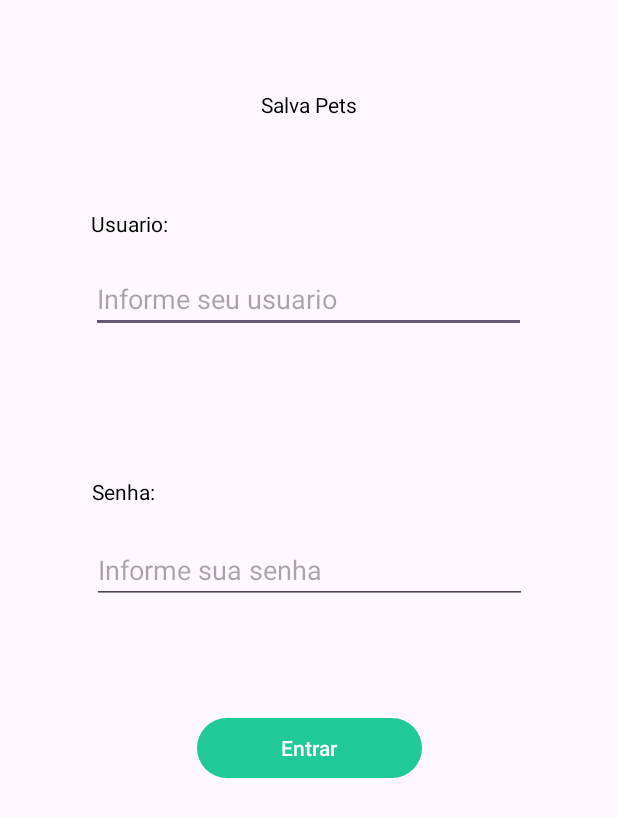
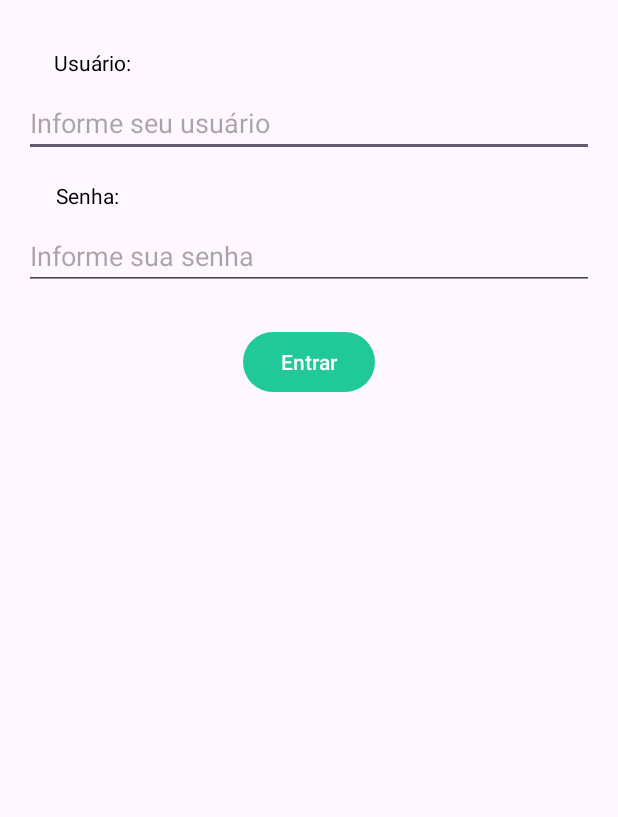
Before and after one commit to thiagocds01/AppSalvaPets, an Android app: the layout activity_login.xml on its own in the app's theme, with its tools: preview values and no code run, on a phone screen of 412 x 824 dp. Shown: the top 817 px of the screen. Run offline under Robolectric (Android 15) with nearby library versions, the phone set to English and light mode, and no system bars.

Commit message:
Update activity_login.xml

```diff
--- a/app/src/main/res/layout/activity_login.xml
+++ b/app/src/main/res/layout/activity_login.xml
@@ -8,70 +8,66 @@
     android:orientation="vertical"
     tools:context=".LoginActivity">
 
-    <TextView
-        android:id="@+id/txtSalvaPet"
-        android:layout_width="wrap_content"
-        android:layout_height="wrap_content"
-        android:layout_marginTop="60dp"
-        android:text="Salva Pets"
-        app:layout_constraintEnd_toEndOf="parent"
-        app:layout_constraintStart_toStartOf="parent"
-        app:layout_constraintTop_toTopOf="parent" />
 
     <TextView
         android:id="@+id/txtUsuario"
         android:layout_width="wrap_content"
         android:layout_height="wrap_content"
-        android:layout_marginTop="60dp"
-        android:text="Usuario:"
+        android:text="Usuário:"
+        app:layout_constraintStart_toStartOf="parent"
         app:layout_constraintEnd_toEndOf="parent"
-        app:layout_constraintHorizontal_bias="0.169"
-        app:layout_constraintStart_toStartOf="parent"
-        app:layout_constraintTop_toBottomOf="@+id/txtSalvaPet" />
+        app:layout_constraintTop_toTopOf="parent"
+        app:layout_constraintHorizontal_bias="0.1"
+        android:layout_marginTop="32dp" />
+
 
     <EditText
         android:id="@+id/edtUsuario"
-        android:layout_width="290dp"
-        android:layout_height="43dp"
-        android:layout_marginTop="20dp"
-        android:ems="10"
-        android:hint="Informe seu usuario"
+        android:layout_width="0dp"
+        android:layout_height="wrap_content"
+        android:hint="Informe seu usuário"
         android:inputType="text"
+        app:layout_constraintStart_toStartOf="parent"
         app:layout_constraintEnd_toEndOf="parent"
-        app:layout_constraintHorizontal_bias="0.495"
-        app:layout_constraintStart_toStartOf="parent"
-        app:layout_constraintTop_toBottomOf="@+id/txtUsuario" />
+        app:layout_constraintTop_toBottomOf="@id/txtUsuario"
+        android:layout_marginStart="16dp"
+        android:layout_marginEnd="16dp"
+        android:layout_marginTop="8dp" />
+
 
     <TextView
         android:id="@+id/txtSenha"
         android:layout_width="wrap_content"
         android:layout_height="wrap_content"
-        android:layout_marginTop="96dp"
         android:text="Senha:"
+        app:layout_constraintStart_toStartOf="parent"
         app:layout_constraintEnd_toEndOf="parent"
-        app:layout_constraintHorizontal_bias="0.165"
-        app:layout_constraintStart_toStartOf="parent"
-        app:layout_constraintTop_toBottomOf="@+id/edtUsuario" />
+        app:layout_constraintTop_toBottomOf="@id/edtUsuario"
+        app:layout_constraintHorizontal_bias="0.1"
+        android:layout_marginTop="16dp" />
+
 
     <EditText
         android:id="@+id/edtSenha"
-        android:layout_width="290dp"
+        android:layout_width="0dp"
         android:layout_height="wrap_content"
-        android:layout_marginTop="20dp"
-        android:ems="10"
         android:hint="Informe sua senha"
         android:inputType="textPassword"
+        app:layout_constraintStart_toStartOf="parent"
         app:layout_constraintEnd_toEndOf="parent"
-        app:layout_constraintStart_toStartOf="parent"
-        app:layout_constraintTop_toBottomOf="@+id/txtSenha" />
+        app:layout_constraintTop_toBottomOf="@id/txtSenha"
+        android:layout_marginStart="16dp"
+        android:layout_marginEnd="16dp"
+        android:layout_marginTop="8dp" />
+
 
     <Button
         android:id="@+id/btnEntrar"
-        android:layout_width="150dp"
+        android:layout_width="wrap_content"
         android:layout_height="wrap_content"
-        android:layout_marginTop="72dp"
         android:text="Entrar"
+        app:layout_constraintStart_toStartOf="parent"
         app:layout_constraintEnd_toEndOf="parent"
-        app:layout_constraintStart_toStartOf="parent"
-        app:layout_constraintTop_toBottomOf="@+id/edtSenha" />
+        app:layout_constraintTop_toBottomOf="@id/edtSenha"
+        android:layout_marginTop="24dp" />
 </androidx.constraintlayout.widget.ConstraintLayout>
```
